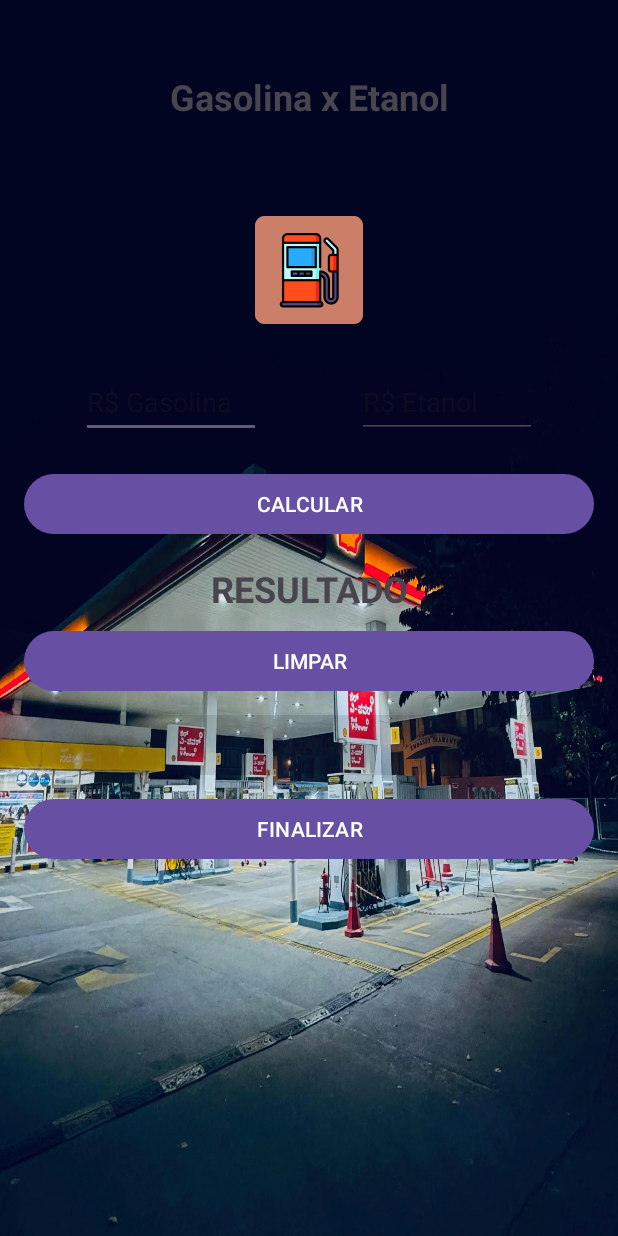
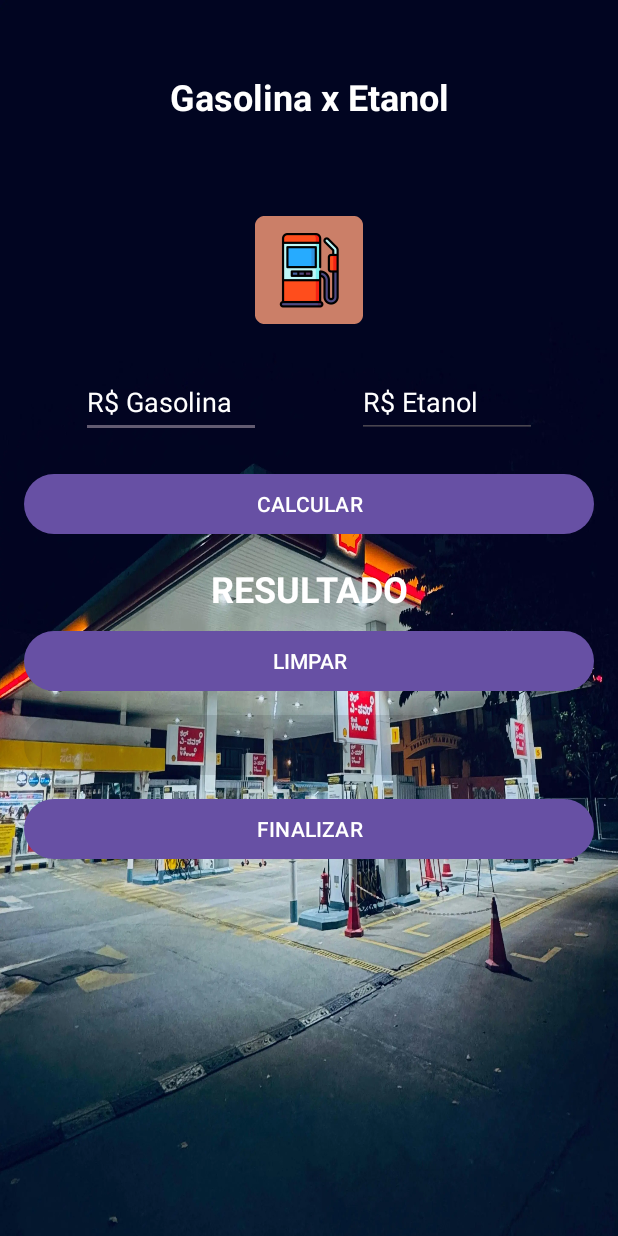
Before and after one commit to Gabriel-otirB/app-gaseta, an Android app: the screen it shows after launch (GasEtaActivity), on a phone screen of 412 x 824 dp. Run offline under Robolectric (Android 15) with nearby library versions, the phone set to English and light mode, and no system bars; 4 statements that could not run were skipped.

Commit message:
Adjustments to main layout colors

```diff
--- a/app/src/main/res/layout/activity_gaseta.xml
+++ b/app/src/main/res/layout/activity_gaseta.xml
@@ -27,6 +27,7 @@
                 android:layout_marginEnd="16dp"
                 android:gravity="center_horizontal"
                 android:text="@string/txt_titulo"
+                android:textColor="@color/white"
                 android:textSize="24sp"
                 android:textStyle="bold" />
 
@@ -52,6 +53,7 @@
                     android:layout_marginEnd="48dp"
                     android:ems="10"
                     android:hint="@string/txt_hint_edit_gasolina"
+                    android:textColorHint="@color/white"
                     android:inputType="numberDecimal" />
 
                 <EditText
@@ -63,6 +65,7 @@
                     android:layout_marginEnd="16dp"
                     android:ems="10"
                     android:hint="@string/txt_int_edit_etanol"
+                    android:textColorHint="@color/white"
                     android:inputType="numberDecimal" />
 
             </LinearLayout>
@@ -85,6 +88,7 @@
                 android:layout_marginEnd="16dp"
                 android:gravity="center_horizontal"
                 android:text="@string/txt_resultado"
+                android:textColor="@color/white"
                 android:textSize="24sp"
                 android:textStyle="bold" />
 
```
